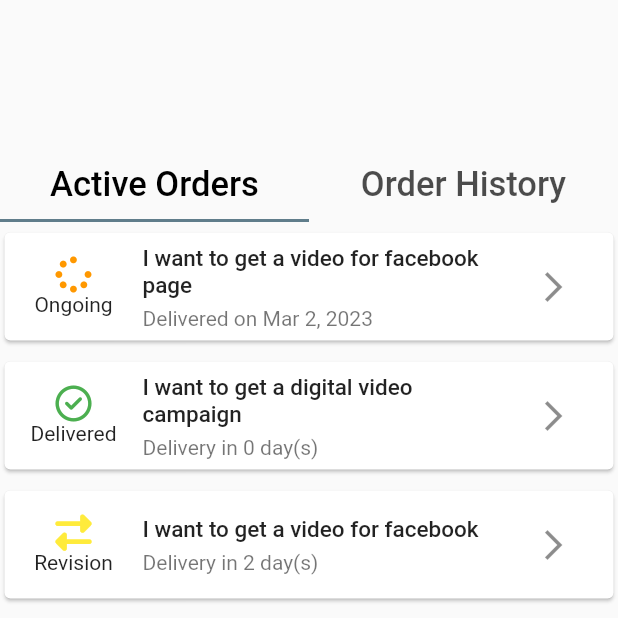
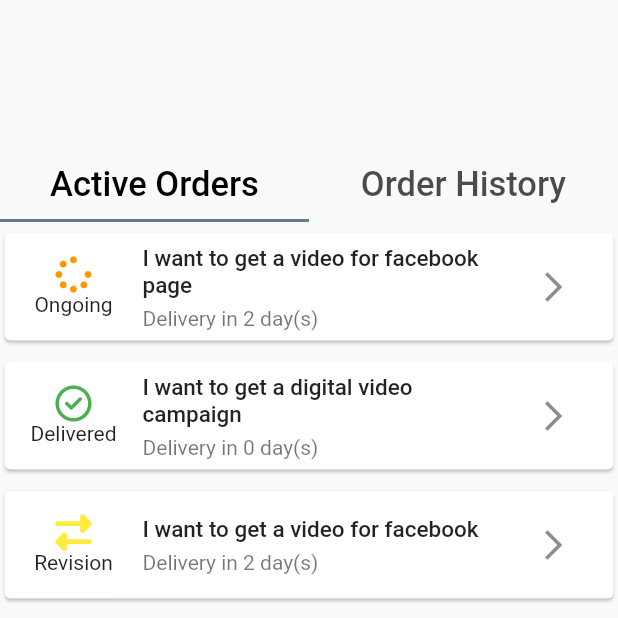
Before and after one commit to areeshak/freelancing-app-fyp, a Flutter app: the screen it shows after launch, on a phone screen of 412 x 824 dp, the top half of it. Run offline on Flutter 3.47's test engine with Material 2 defaults, Android fonts, the light colour scheme and no system bars; our stand-ins replace firebase_auth, firebase_core, fluttertoast, font_awesome_flutter, google_sign_in; accounts and stored records are empty.

Commit message:
Minor fixes

```diff
--- a/lib/views/order/tabs/active_order_tab.dart
+++ b/lib/views/order/tabs/active_order_tab.dart
@@ -11,7 +11,7 @@ class ActiveOrderTab extends StatelessWidget {
     Order(
       taskTitle: "I want to get a video for facebook page",
       orderStatus: "Ongoing",
-      delivery: DateTime(2023, 3, 2),
+      delivery: DateTime(2023, 3, 15),
     ),
     Order(
       taskTitle: "I want to get a digital video campaign",
```
